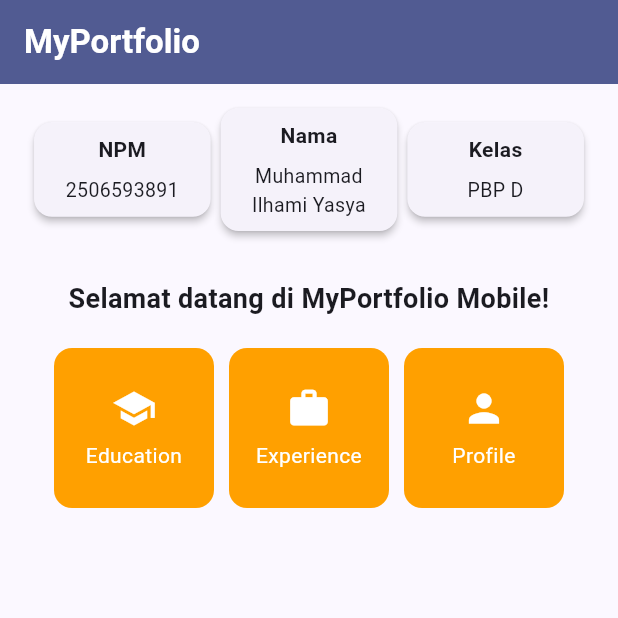
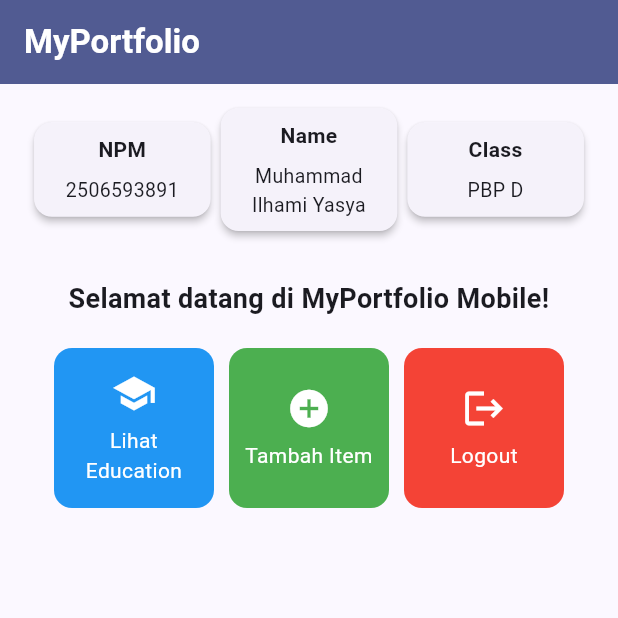
Before and after one commit to iyas8/myportofolio_mobile, a Flutter app: the screen it shows after launch, on a phone screen of 412 x 824 dp, the top half of it. Run offline on Flutter 3.47's test engine with Material 3 defaults, Android fonts, the phone set to English and light mode, and no system bars.

Commit message:
feat(mobile): add portfolio menu

```diff
--- a/lib/main.dart
+++ b/lib/main.dart
@@ -19,7 +19,7 @@ class MyApp extends StatelessWidget {
         ),
         useMaterial3: true,
       ),
-      home: MyHomePage(),
+      home: const MyHomePage(),
     );
   }
 }
--- a/lib/menu.dart
+++ b/lib/menu.dart
@@ -1,16 +1,16 @@
 import 'package:flutter/material.dart';
 
 class MyHomePage extends StatelessWidget {
-  MyHomePage({super.key});
+  const MyHomePage({super.key});
 
   final String npm = '2506593891';
   final String nama = 'Muhammad Ilhami Yasya';
   final String kelas = 'PBP D';
 
-  final List<ItemHomepage> items = [
-    ItemHomepage('Education', Icons.school),
-    ItemHomepage('Experience', Icons.work),
-    ItemHomepage('Profile', Icons.person),
+  final List<ItemHomepage> items = const [
+    ItemHomepage('Lihat Education', Icons.school, Colors.blue),
+    ItemHomepage('Tambah Item', Icons.add_circle, Colors.green),
+    ItemHomepage('Logout', Icons.logout, Colors.red),
   ];
 
   @override
@@ -19,10 +19,7 @@ class MyHomePage extends StatelessWidget {
       appBar: AppBar(
         title: const Text(
           'MyPortfolio',
-          style: TextStyle(
-            color: Colors.white,
-            fontWeight: FontWeight.bold,
-          ),
+          style: TextStyle(color: Colors.white, fontWeight: FontWeight.bold),
         ),
         backgroundColor: Theme.of(context).colorScheme.primary,
       ),
@@ -35,8 +32,8 @@ class MyHomePage extends StatelessWidget {
               mainAxisAlignment: MainAxisAlignment.spaceEvenly,
               children: [
                 InfoCard(title: 'NPM', content: npm),
-                InfoCard(title: 'Nama', content: nama),
-                InfoCard(title: 'Kelas', content: kelas),
+                InfoCard(title: 'Name', content: nama),
+                InfoCard(title: 'Class', content: kelas),
               ],
             ),
             const SizedBox(height: 16.0),
@@ -79,11 +76,7 @@ class InfoCard extends StatelessWidget {
   final String title;
   final String content;
 
-  const InfoCard({
-    super.key,
-    required this.title,
-    required this.content,
-  });
+  const InfoCard({super.key, required this.title, required this.content});
 
   @override
   Widget build(BuildContext context) {
@@ -116,8 +109,9 @@ class InfoCard extends StatelessWidget {
 class ItemHomepage {
   final String name;
   final IconData icon;
+  final Color color;
 
-  ItemHomepage(this.name, this.icon);
+  const ItemHomepage(this.name, this.icon, this.color);
 }
 
 class ItemCard extends StatelessWidget {
@@ -128,7 +122,7 @@ class ItemCard extends StatelessWidget {
   @override
   Widget build(BuildContext context) {
     return Material(
-      color: Theme.of(context).colorScheme.secondary,
+      color: item.color,
       borderRadius: BorderRadius.circular(12),
       child: InkWell(
         onTap: () {
@@ -146,11 +140,7 @@ class ItemCard extends StatelessWidget {
             child: Column(
               mainAxisAlignment: MainAxisAlignment.center,
               children: [
-                Icon(
-                  item.icon,
-                  color: Colors.white,
-                  size: 30.0,
-                ),
+                Icon(item.icon, color: Colors.white, size: 30.0),
                 const SizedBox(height: 6.0),
                 Text(
                   item.name,
```
